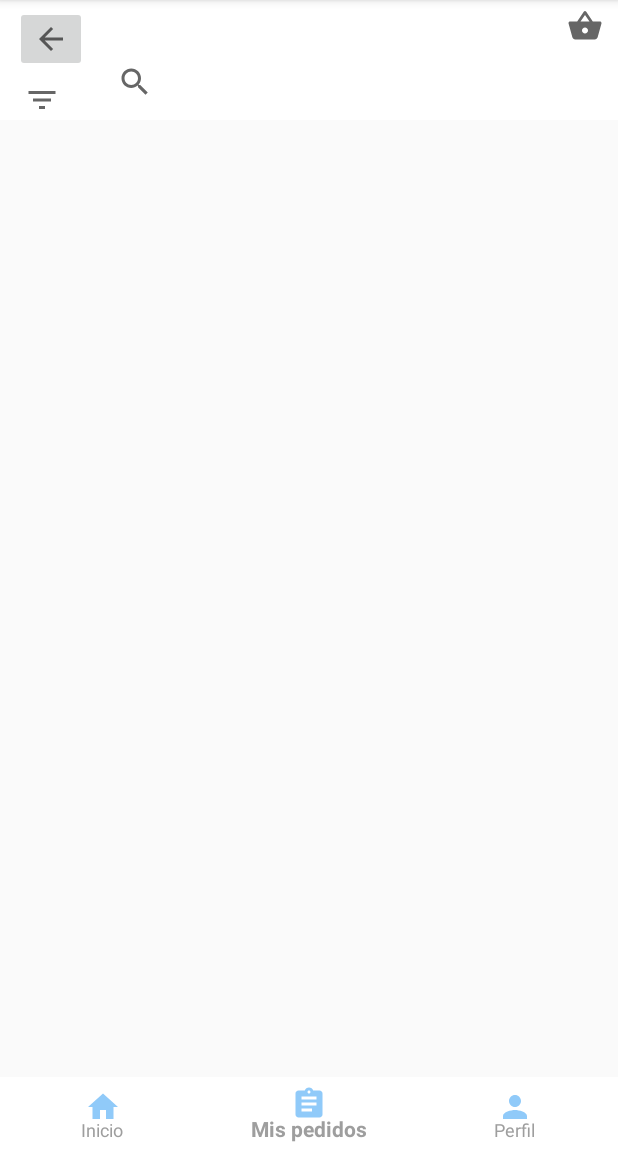
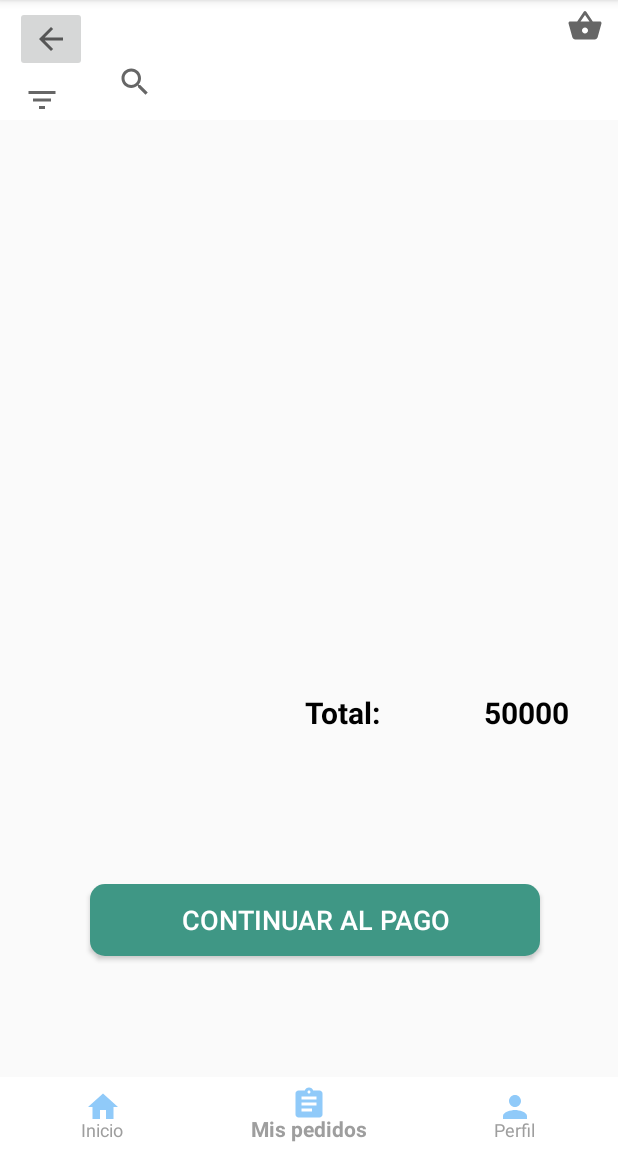
Before and after one commit to carloshuila/EmpredApp, an Android app: the PedidosActivity screen opened directly, with no data from a screen before it, on a phone screen of 412 x 824 dp, the part 84-1236 px from its top. Run offline under Robolectric (Android 15) with nearby library versions, the phone set to English and light mode, and no system bars; our stand-ins replace Firebase (no records; nobody signed in at launch, a user with empty details on screens opened directly).

Commit message:
Listar en carrito -btn pagar

```diff
--- a/app/build.gradle
+++ b/app/build.gradle
@@ -45,6 +45,8 @@ dependencies {
     androidTestImplementation 'androidx.test.ext:junit:1.1.2'
     androidTestImplementation 'androidx.test.espresso:espresso-core:3.3.0'
 
+    compile 'com.cepheuen.elegant-number-button:lib:1.0.2'
+
     // glide image dependency
     implementation 'com.github.bumptech.glide:glide:4.11.0'
     annotationProcessor 'com.github.bumptech.glide:compiler:4.11.0'
--- a/app/src/main/AndroidManifest.xml
+++ b/app/src/main/AndroidManifest.xml
@@ -6,15 +6,14 @@
     <uses-permission android:name="android.permission.ACCESS_NETWORK_STATE" />
 
     <application
-
-
         android:allowBackup="true"
         android:icon="@mipmap/ic_launcher"
         android:label="@string/app_name"
         android:roundIcon="@mipmap/ic_launcher_round"
         android:supportsRtl="true"
         android:theme="@style/AppTheme">
-        <activity android:name=".postres.PostreConectActivity"></activity>
+        <activity android:name=".pago.MetodoPagoActivity"></activity>
+        <activity android:name=".postres.PostreConectActivity" />
         <activity android:name=".postres.PostreActivity" />
         <activity android:name=".menu.PerfilActivity" />
         <activity android:name=".menu.PedidosActivity" />
--- a/app/src/main/java/edu/aplimovil/emprendapp/menu/PedidosActivity.java
+++ b/app/src/main/java/edu/aplimovil/emprendapp/menu/PedidosActivity.java
@@ -9,6 +9,7 @@ import android.content.Intent;
 import android.os.Bundle;
 import android.util.Log;
 import android.view.MenuItem;
+import android.widget.TextView;
 
 import com.google.android.gms.tasks.OnCompleteListener;
 import com.google.android.gms.tasks.Task;
@@ -33,6 +34,7 @@ public class PedidosActivity extends AppCompatActivity implements Serializable {
 
     List<Pedido> listaPedidos = new ArrayList<>();
     FirebaseFirestore db = FirebaseFirestore.getInstance();
+    private TextView tvTotal;
 
 
     @Override
@@ -46,11 +48,22 @@ public class PedidosActivity extends AppCompatActivity implements Serializable {
                     @Override
                     public void onComplete(@NonNull Task<QuerySnapshot> task) {
                         if (task.isSuccessful()) {
+                            int total= 0;
                             for (QueryDocumentSnapshot document : task.getResult()) {
                                 Log.d("Pedidos", document.getId() + " => " + document.getData());
                                 Pedido pedido = document.toObject(Pedido.class);
+
+                                total = total+ pedido.getPrecioTotal();
+                                tvTotal= (TextView) findViewById(R.id.totalPagar);
+
+
+
+                                tvTotal.setText(String.valueOf(total));
+
+
                                 listaPedidos.add(pedido);
                                 EnviarListarRecyclerView(listaPedidos);
+
                             }
                         } else {
                             Log.w("Erorrrrr", "Error getting documents.", task.getException());
--- a/app/src/main/res/layout/activity_pedidos.xml
+++ b/app/src/main/res/layout/activity_pedidos.xml
@@ -77,9 +77,73 @@
         <androidx.recyclerview.widget.RecyclerView
             android:id="@+id/id_recyclerView_pedidos"
             android:layout_width="match_parent"
-            android:layout_height="220dp"
-            android:orientation="horizontal">
-        </androidx.recyclerview.widget.RecyclerView>
+            android:layout_height="350dp"
+            android:orientation="horizontal" />
+    </LinearLayout>
+
+
+    <LinearLayout
+        android:id="@+id/linearLayout4"
+        android:layout_width="match_parent"
+        android:layout_height="120dp"
+        android:layout_marginTop="26dp"
+        android:gravity="right"
+        app:layout_constraintEnd_toEndOf="parent"
+        app:layout_constraintStart_toStartOf="parent"
+        app:layout_constraintTop_toBottomOf="@+id/contLayoutPedidos">
+
+        <TextView
+            android:id="@+id/textView2"
+            android:layout_width="115dp"
+            android:layout_height="30dp"
+            android:layout_marginEnd="4dp"
+            android:paddingStart="30dp"
+            android:text="Total:"
+            android:textColor="@color/colorNegro"
+            android:textSize="20dp"
+            android:textStyle="bold"></TextView>
+
+        <TextView
+            android:id="@+id/totalPagar"
+            android:layout_width="115dp"
+            android:layout_height="30dp"
+            android:layout_marginEnd="4dp"
+            android:layout_marginRight="200dp"
+            android:paddingStart="30dp"
+            android:text="50000"
+            android:textColor="@color/colorNegro"
+            android:textSize="20dp"
+            android:textStyle="bold" />
+
+    </LinearLayout>
+
+    <LinearLayout
+        android:layout_marginHorizontal="20dp"
+        android:id="@+id/linearLayout2"
+        android:layout_width="match_parent"
+        android:layout_height="100dp"
+        android:layout_marginStart="8dp"
+        android:layout_marginBottom="120dp"
+        android:gravity="center"
+        android:padding="10dp"
+        app:layout_constraintBottom_toBottomOf="parent"
+        app:layout_constraintStart_toStartOf="parent"
+        app:layout_constraintTop_toBottomOf="@+id/linearLayout4"
+        app:layout_constraintVertical_bias="0.54">
+
+
+        <Button
+            android:id="@+id/id_btn_pagar"
+            android:layout_width="300dp"
+            android:layout_height="wrap_content"
+            android:layout_margin="16dp"
+            android:background="@drawable/add_to_cart_bg"
+            android:gravity="center"
+            android:onClick="Pagar"
+            android:text="@string/btn_pagar"
+            android:textColor="#FFFFFF"
+            android:textSize="18sp" />
+
 
     </LinearLayout>
 
--- a/app/src/main/res/layout/cardview_item_pedidos.xml
+++ b/app/src/main/res/layout/cardview_item_pedidos.xml
@@ -30,7 +30,7 @@
 
         <TextView
             android:id="@+id/id_pedido_nombre"
-            android:layout_width="122dp"
+            android:layout_width="250dp"
             android:layout_height="17dp"
             android:layout_marginTop="12dp"
             android:background="@color/colorCintaCard"
--- a/app/src/main/res/values/strings.xml
+++ b/app/src/main/res/values/strings.xml
@@ -2,6 +2,7 @@
     <string name="app_name">EmprendApp</string>
 
     <string name="btn_comprar">AGREGAR AL CARRITO</string>
+    <string name="btn_pagar">CONTINUAR AL PAGO</string>
     <string name="Nombre">Nombre</string>
     <string name="Apellido">Apellido</string>
     <string name="Direccion">Direccion</string>
```
Also changed, not shown: app/src/main/java/edu/aplimovil/emprendapp/pago/MetodoPagoActivity.java (added, +16 -0 lines), app/src/main/java/edu/aplimovil/emprendapp/postres/PostreConectActivity.java (+34 -3 lines), app/src/main/res/layout/activity_metodo_pago.xml (added, +9 -0 lines), app/src/main/res/layout/activity_postre.xml (+65 -7 lines).
